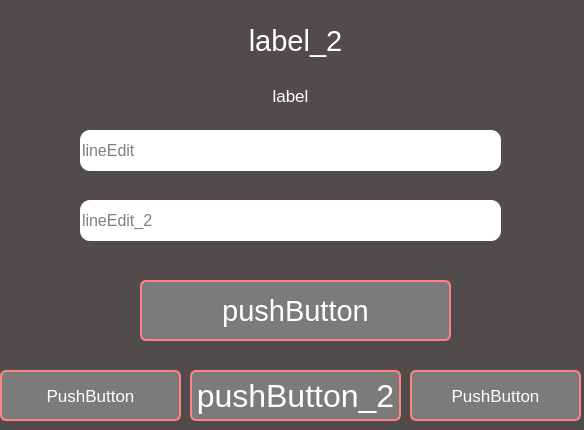
Before: the Qt Designer form project_1.ui in DieFirrex/login-in-brovser, drawn with Qt 5.
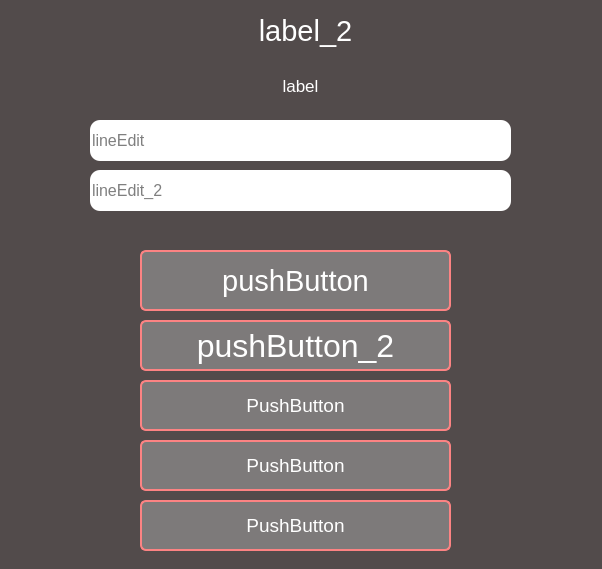
After: the same form once the commit is applied.

The edit to the form file:
```diff
--- a/project_1.ui
+++ b/project_1.ui
@@ -6,8 +6,8 @@
    <rect>
     <x>0</x>
     <y>0</y>
-    <width>584</width>
-    <height>430</height>
+    <width>602</width>
+    <height>569</height>
    </rect>
   </property>
   <property name="windowTitle">
@@ -17,51 +17,12 @@
    <string notr="true">background-color: #524b4b;</string>
   </property>
   <widget class="QWidget" name="centralwidget">
-   <widget class="QPushButton" name="pushButton">
-    <property name="geometry">
-     <rect>
-      <x>140</x>
-      <y>280</y>
-      <width>311</width>
-      <height>61</height>
-     </rect>
-    </property>
-    <property name="font">
-     <font>
-      <pointsize>22</pointsize>
-     </font>
-    </property>
-    <property name="styleSheet">
-     <string notr="true">QPushButton{
-	border-radius: 6px;
-	background-color: #7d7a7a;
-	border: 2px solid #fc8383;
-	color: white;
-}
-
-QPushButton::hover{
-	border-radius: 6px;
-	background-color: #fc8383;
-	color: black;
-}
-
-QPushButton::pressed{
-	border-radius: 6px;
-	background-color: #ff4545;
-	color: black;
-}
-</string>
-    </property>
-    <property name="text">
-     <string>pushButton</string>
-    </property>
-   </widget>
    <widget class="QLabel" name="label">
     <property name="geometry">
      <rect>
-      <x>20</x>
-      <y>80</y>
-      <width>541</width>
+      <x>10</x>
+      <y>70</y>
+      <width>581</width>
       <height>31</height>
      </rect>
     </property>
@@ -86,8 +47,8 @@
    <widget class="QLabel" name="label_2">
     <property name="geometry">
      <rect>
-      <x>130</x>
-      <y>20</y>
+      <x>140</x>
+      <y>10</y>
       <width>331</width>
       <height>41</height>
      </rect>
@@ -113,8 +74,8 @@
    <widget class="QLineEdit" name="lineEdit">
     <property name="geometry">
      <rect>
-      <x>80</x>
-      <y>130</y>
+      <x>90</x>
+      <y>120</y>
       <width>421</width>
       <height>41</height>
      </rect>
@@ -139,8 +100,8 @@
    <widget class="QLineEdit" name="lineEdit_2">
     <property name="geometry">
      <rect>
-      <x>80</x>
-      <y>200</y>
+      <x>90</x>
+      <y>170</y>
       <width>421</width>
       <height>41</height>
      </rect>
@@ -162,9 +123,9 @@
    <widget class="QPushButton" name="pushButton_2">
     <property name="geometry">
      <rect>
-      <x>190</x>
-      <y>370</y>
-      <width>211</width>
+      <x>140</x>
+      <y>320</y>
+      <width>311</width>
       <height>51</height>
      </rect>
     </property>
@@ -201,15 +162,15 @@
    <widget class="QPushButton" name="pushButton_3">
     <property name="geometry">
      <rect>
-      <x>410</x>
-      <y>370</y>
-      <width>171</width>
+      <x>140</x>
+      <y>500</y>
+      <width>311</width>
       <height>51</height>
      </rect>
     </property>
     <property name="font">
      <font>
-      <pointsize>13</pointsize>
+      <pointsize>14</pointsize>
      </font>
     </property>
     <property name="styleSheet">
@@ -246,15 +207,15 @@
    <widget class="QPushButton" name="pushButton_4">
     <property name="geometry">
      <rect>
-      <x>0</x>
-      <y>370</y>
-      <width>181</width>
+      <x>140</x>
+      <y>440</y>
+      <width>311</width>
       <height>51</height>
      </rect>
     </property>
     <property name="font">
      <font>
-      <pointsize>13</pointsize>
+      <pointsize>14</pointsize>
      </font>
     </property>
     <property name="styleSheet">
@@ -282,6 +243,90 @@
      <string>PushButton</string>
     </property>
    </widget>
+   <widget class="QPushButton" name="pushButton_5">
+    <property name="geometry">
+     <rect>
+      <x>140</x>
+      <y>380</y>
+      <width>311</width>
+      <height>51</height>
+     </rect>
+    </property>
+    <property name="font">
+     <font>
+      <pointsize>14</pointsize>
+     </font>
+    </property>
+    <property name="styleSheet">
+     <string notr="true">QPushButton{
+	border-radius: 6px;
+	background-color: #7d7a7a;
+	border: 2px solid #fc8383;
+	color: white;
+}
+
+QPushButton::hover{
+	border-radius: 6px;
+	background-color: #fc8383;
+	color: black;
+}
+
+QPushButton::pressed{
+	border-radius: 6px;
+	background-color: #ff4545;
+	color: black;
+}
+</string>
+    </property>
+    <property name="text">
+     <string>PushButton</string>
+    </property>
+    <property name="iconSize">
+     <size>
+      <width>30</width>
+      <height>30</height>
+     </size>
+    </property>
+   </widget>
+   <widget class="QPushButton" name="pushButton">
+    <property name="geometry">
+     <rect>
+      <x>140</x>
+      <y>250</y>
+      <width>311</width>
+      <height>61</height>
+     </rect>
+    </property>
+    <property name="font">
+     <font>
+      <pointsize>22</pointsize>
+     </font>
+    </property>
+    <property name="styleSheet">
+     <string notr="true">QPushButton{
+	border-radius: 6px;
+	background-color: #7d7a7a;
+	border: 2px solid #fc8383;
+	color: white;
+}
+
+QPushButton::hover{
+	border-radius: 6px;
+	background-color: #fc8383;
+	color: black;
+}
+
+QPushButton::pressed{
+	border-radius: 6px;
+	background-color: #ff4545;
+	color: black;
+}
+</string>
+    </property>
+    <property name="text">
+     <string>pushButton</string>
+    </property>
+   </widget>
   </widget>
  </widget>
  <resources/>
```
